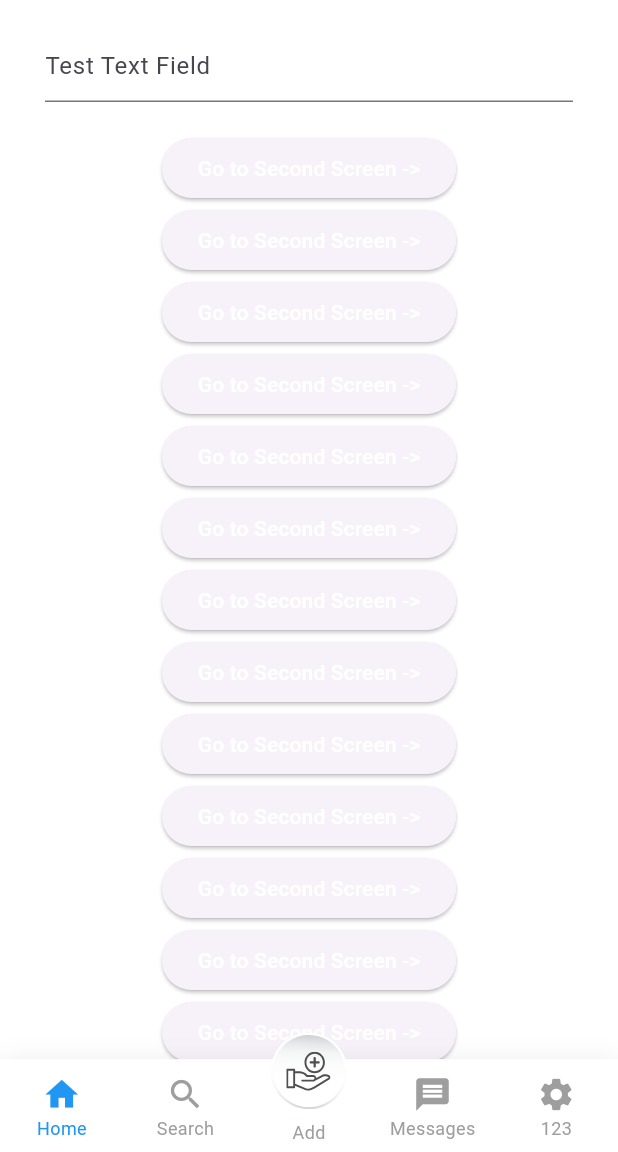
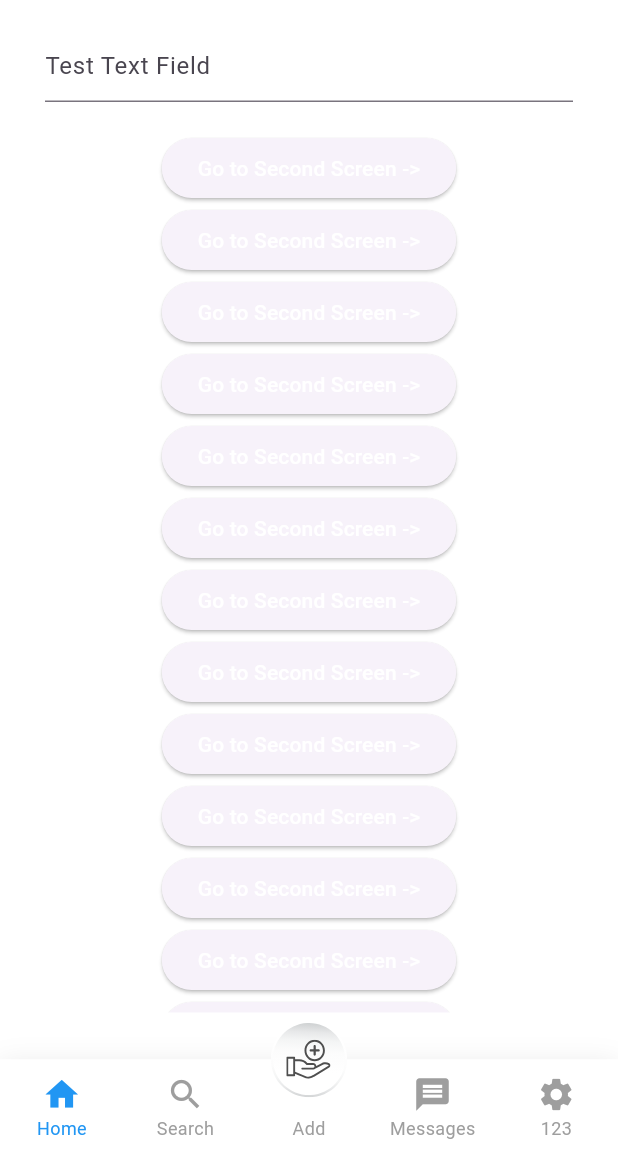
Before and after one commit to uitdevpro1999/persistent_bottom_nav_bar_v2, a Flutter app: the ProvidedStyleExample screen opened directly, on a phone screen of 412 x 824 dp, the part 84-1236 px from its top. Run offline on Flutter 3.47's test engine with Material 3 defaults, Android fonts, the phone set to English and light mode, and no system bars; our stand-ins replace flutter_svg.

Commit message:
nav update v3

```diff
--- a/example/lib/main.dart
+++ b/example/lib/main.dart
@@ -5,6 +5,8 @@ import 'interactive_example.dart';
 import 'modal-screen.dart';
 import 'screens.dart';
 import 'package:flutter_svg/flutter_svg.dart';
+
+import 'test_screen.dart';
 
 void main() => runApp(PersistenBottomNavBarDemo());
 
@@ -127,14 +129,7 @@ class _ProvidedStyleExampleState extends State<ProvidedStyleExample> {
           });
         },
       ),
-      MainScreen(
-        hideStatus: _hideNavBar,
-        onScreenHideButtonPressed: () {
-          setState(() {
-            _hideNavBar = !_hideNavBar;
-          });
-        },
-      ),
+      SizedBox(),
       MainScreen(
         hideStatus: _hideNavBar,
         onScreenHideButtonPressed: () {
@@ -210,7 +205,6 @@ class _ProvidedStyleExampleState extends State<ProvidedStyleExample> {
         controller: _controller,
         screens: _buildScreens(),
         items: _navBarsItems(),
-        confineInSafeArea: true,
         backgroundColor: Colors.white,
         handleAndroidBackButtonPress: true,
         resizeToAvoidBottomInset: true,
@@ -219,7 +213,18 @@ class _ProvidedStyleExampleState extends State<ProvidedStyleExample> {
         hideNavigationBarWhenKeyboardShows: true,
         margin: EdgeInsets.all(0.0),
         popActionScreens: PopActionScreensType.all,
-        bottomScreenMargin: 24.0,
+        // bottomScreenMargin: 24.0,
+        onItemSelected: (value) {
+          if (value == 2) {
+           Navigator.push(context,MaterialPageRoute(builder: (context) =>const TestScreen(),) );
+           _controller.jumpToTab(1);
+
+          } else {
+            _controller.jumpToTab(value);
+
+          }
+
+        },
 
         onWillPop: (context) async {
           await showDialog(
@@ -299,14 +304,7 @@ class _CustomWidgetExampleState extends State<CustomWidgetExample> {
           });
         },
       ),
-      MainScreen(
-        hideStatus: _hideNavBar,
-        onScreenHideButtonPressed: () {
-          setState(() {
-            _hideNavBar = !_hideNavBar;
-          });
-        },
-      ),
+      SizedBox(),
       MainScreen(
         hideStatus: _hideNavBar,
         onScreenHideButtonPressed: () {
--- /dev/null
+++ b/example/lib/test_screen.dart
@@ -0,0 +1,14 @@
+import 'package:flutter/material.dart';
+
+class TestScreen extends StatelessWidget {
+  const TestScreen({super.key});
+
+  @override
+  Widget build(BuildContext context) {
+    return Scaffold(
+      appBar: AppBar(title: Text('test'),leading: BackButton(),),
+
+
+    );
+  }
+}
--- a/lib/models/nav-bar-essentials.model.dart
+++ b/lib/models/nav-bar-essentials.model.dart
@@ -7,6 +7,8 @@ class NavBarEssentials {
   final List<PersistentBottomNavBarItem>? items;
   final ValueChanged<int>? onItemSelected;
   final double? navBarHeight;
+  final double? maxNavBarHeight;
+
   final NavBarPadding? padding;
   final bool? popScreensOnTapOfSelectedTab;
   final bool? popAllScreensOnTapAnyTabs;
@@ -20,6 +22,7 @@ class NavBarEssentials {
     required this.items,
     this.onItemSelected,
     this.navBarHeight = 0.0,
+    this.maxNavBarHeight = 0.0,
     this.padding,
     this.popScreensOnTapOfSelectedTab,
     this.popAllScreensOnTapAnyTabs,
@@ -34,6 +37,7 @@ class NavBarEssentials {
     List<PersistentBottomNavBarItem>? items,
     ValueChanged<int>? onItemSelected,
     double? navBarHeight,
+    double? maxNavBarHeight,
     NavBarPadding? padding,
     bool? popScreensOnTapOfSelectedTab,
     ItemAnimationProperties? itemAnimationProperties,
@@ -45,6 +49,7 @@ class NavBarEssentials {
       items: items ?? this.items,
       onItemSelected: onItemSelected ?? this.onItemSelected,
       navBarHeight: navBarHeight ?? this.navBarHeight,
+      maxNavBarHeight: maxNavBarHeight ?? this.maxNavBarHeight,
       padding: padding ?? this.padding,
       popScreensOnTapOfSelectedTab:
           popScreensOnTapOfSelectedTab ?? this.popScreensOnTapOfSelectedTab,
--- a/lib/nav-bar-styles/style-15-bottom-nav-bar.widget.dart
+++ b/lib/nav-bar-styles/style-15-bottom-nav-bar.widget.dart
@@ -11,7 +11,7 @@ class BottomNavStyle15 extends StatelessWidget {
   });
 
   Widget _buildItem(BuildContext context, PersistentBottomNavBarItem item,
-      bool isSelected, double? height) {
+      bool isSelected, double? height, bool isMid) {
     return this.navBarEssentials!.navBarHeight == 0
         ? SizedBox.shrink()
         : Container(
@@ -46,7 +46,7 @@ class BottomNavStyle15 extends StatelessWidget {
                                   : item.inactiveColorPrimary == null
                                       ? item.activeColorPrimary
                                       : item.inactiveColorPrimary),
-                          child: isSelected
+                          child:isMid?SizedBox(): isSelected
                               ? item.icon
                               : item.inactiveIcon ?? item.icon,
                         ),
@@ -93,9 +93,11 @@ class BottomNavStyle15 extends StatelessWidget {
                 bottom: this.navBarEssentials!.padding?.bottom ?? 0.0),
             child: Stack(
               children: <Widget>[
-                Transform.translate(
-                  offset: Offset(0, -23),
-                  child: Center(
+                Positioned(
+                    left: 0,
+                    right: 0,
+                    top: 0,
+                    child:Center(
                   child: Container(
                     width: 150.0,
                     height: height,
@@ -147,36 +149,9 @@ class BottomNavStyle15 extends StatelessWidget {
                       ),
                     ),
                   ),
-                  ),
-                ),
-                item.title == null
-                    ? SizedBox.shrink()
-                    : Padding(
-                        padding: const EdgeInsets.only(bottom: 5.0),
-                        child: Align(
-                          alignment: Alignment.bottomCenter,
-                          child: Material(
-                            type: MaterialType.transparency,
-                            child: FittedBox(
-                                child: Text(
-                              item.title!,
-                              style: item.textStyle != null
-                                  ? (item.textStyle!.apply(
-                                      color: isSelected
-                                          ? (item.activeColorSecondary == null
-                                              ? item.activeColorPrimary
-                                              : item.activeColorSecondary)
-                                          : item.inactiveColorPrimary))
-                                  : TextStyle(
-                                      color: isSelected
-                                          ? (item.activeColorPrimary)
-                                          : item.inactiveColorPrimary,
-                                      fontWeight: FontWeight.w400,
-                                      fontSize: 12.0),
-                            )),
-                          ),
-                        ),
-                      )
+                ) )
+
+
               ],
             ),
           );
@@ -187,11 +162,16 @@ class BottomNavStyle15 extends StatelessWidget {
     final midIndex = (this.navBarEssentials!.items!.length / 2).floor();
     return Container(
       width: double.infinity,
-      decoration: BoxDecoration(boxShadow: []),
-      height: this.navBarEssentials!.navBarHeight,
+      decoration: BoxDecoration(color: Colors.transparent),
+      height: this.navBarEssentials!.navBarHeight!+this.navBarEssentials!.navBarHeight!/2,
       child: Stack(
         children: <Widget>[
-          Container(
+          Align(
+            alignment: Alignment.bottomCenter,
+
+            child: Container(
+              height: this.navBarEssentials!.navBarHeight,
+              width: double.infinity,
               decoration: BoxDecoration(
                 color: Colors.white,
                 boxShadow: [
@@ -204,7 +184,11 @@ class BottomNavStyle15 extends StatelessWidget {
                 ],
               ),
             ),
-          Container(
+          ),
+          Align(
+            alignment: Alignment.bottomCenter,
+            child: Container(
+              height: this.navBarEssentials!.navBarHeight,
               child: ClipRRect(
                 borderRadius:
                     this.navBarDecoration!.borderRadius ?? BorderRadius.zero,
@@ -215,6 +199,8 @@ class BottomNavStyle15 extends StatelessWidget {
                           .filter ??
                       ImageFilter.blur(sigmaX: 0.5, sigmaY: 0.5),
                   child: Container(
+                    height: this.navBarEssentials!.navBarHeight,
+
                     child: Row(
                       mainAxisAlignment: MainAxisAlignment.spaceAround,
                       crossAxisAlignment: CrossAxisAlignment.center,
@@ -236,13 +222,15 @@ class BottomNavStyle15 extends StatelessWidget {
                                 this.navBarEssentials!.onItemSelected!(index);
                               }
                             },
-                          child: index == midIndex
-                              ? Container(width: 150, color: Colors.transparent)
-                              : _buildItem(
+                            child:
+                            // index == midIndex
+                            //     ? Container(width: 150, color: Colors.transparent)
+                            //     :
+                            _buildItem(
                                     context,
                                     item,
                                     this.navBarEssentials!.selectedIndex == index,
-                                  this.navBarEssentials!.navBarHeight),
+                                    this.navBarEssentials!.navBarHeight,index == midIndex),
                           ),
                         );
                       }).toList(),
@@ -251,9 +239,13 @@ class BottomNavStyle15 extends StatelessWidget {
                 ),
               ),
             ),
+          ),
           this.navBarEssentials!.navBarHeight == 0
               ? SizedBox.shrink()
-              : Center(
+              : Align(
+            alignment: Alignment.bottomCenter,
+
+                child: Center(
                     child: GestureDetector(
                         onTap: () {
                           if (this.navBarEssentials!.items![midIndex].onPressed !=
@@ -270,6 +262,7 @@ class BottomNavStyle15 extends StatelessWidget {
                             this.navBarEssentials!.items![midIndex],
                             this.navBarEssentials!.selectedIndex == midIndex,
                             this.navBarEssentials!.navBarHeight)),
+                  ),
               )
         ],
       ),
```
Lines whose indentation alone changed are shown as unchanged.
